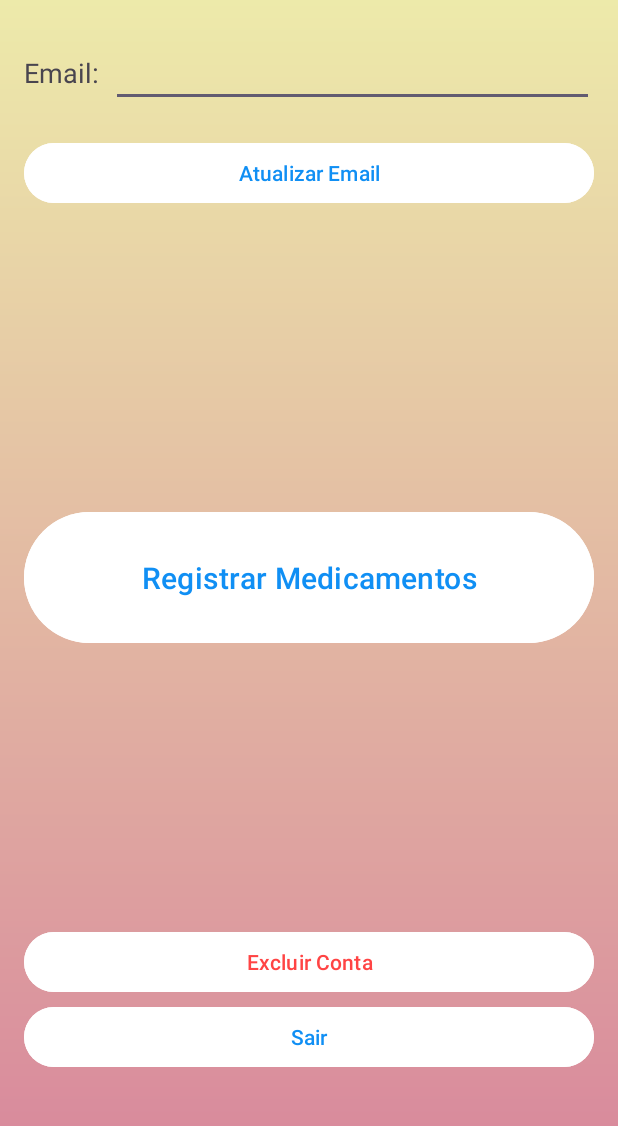
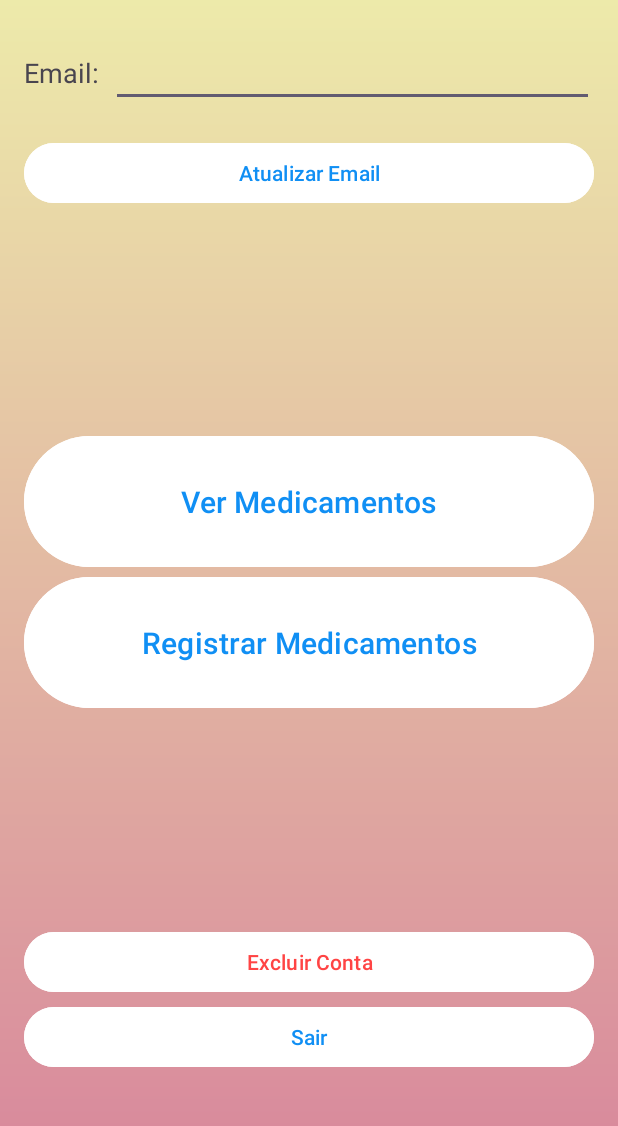
Before and after one commit to Bedablin/projetoquinta, an Android app: the menuCuidador screen opened directly, with no data from a screen before it, on a phone screen of 412 x 824 dp. Shown: the top 1126 px of the screen. Run offline under Robolectric (Android 15) with nearby library versions, the phone set to English and light mode, and no system bars; our stand-ins replace Firebase (no records; nobody signed in at launch, a user with empty details on screens opened directly).

Commit message:
lista de medicamentos do criador

```diff
--- a/app/src/main/AndroidManifest.xml
+++ b/app/src/main/AndroidManifest.xml
@@ -13,6 +13,9 @@
         android:supportsRtl="true"
         android:theme="@style/Theme.Idosologin"
         tools:targetApi="31">
+        <activity
+            android:name=".Medicamentos"
+            android:exported="false" />
         <activity
             android:name=".registroMed"
             android:exported="false" />
--- a/app/src/main/java/com/example/idosologin/menuCuidador.kt
+++ b/app/src/main/java/com/example/idosologin/menuCuidador.kt
@@ -23,6 +23,7 @@ class menuCuidador : AppCompatActivity() {
     private lateinit var deleteAccountButton: Button
     private lateinit var logoutButton: Button
     private lateinit var medRegButton: Button
+    private lateinit var medButton: Button
 
     val db = FirebaseFirestore.getInstance()
 
@@ -39,6 +40,7 @@ class menuCuidador : AppCompatActivity() {
         deleteAccountButton = findViewById(R.id.btnDeleteAccount)
         logoutButton = findViewById(R.id.btnLogout)
         medRegButton = findViewById(regMedbtn2)
+        medButton = findViewById(R.id.Medbtn2)
 
 
 
@@ -81,6 +83,11 @@ class menuCuidador : AppCompatActivity() {
             firebaseAuth.signOut()
             startActivity(Intent(this, MainActivity::class.java))
             finish()
+        }
+
+
+        medButton.setOnClickListener {
+            startActivity(Intent(this, Medicamentos::class.java))
         }
 
         medRegButton.setOnClickListener {
--- a/app/src/main/res/layout/activity_menu_cuidador.xml
+++ b/app/src/main/res/layout/activity_menu_cuidador.xml
@@ -40,11 +40,23 @@
         android:layout_centerHorizontal="true" />
 
     <Button
+        android:id="@+id/Medbtn2"
+        android:layout_width="match_parent"
+        android:layout_height="wrap_content"
+        android:layout_below="@id/etUserEmail"
+        android:layout_marginTop="215dp"
+        android:backgroundTint="@color/white"
+        android:padding="30dp"
+        android:text="Ver Medicamentos"
+        android:textColor="#108FF4"
+        android:textSize="20dp" />
+
+    <Button
         android:id="@+id/regMedbtn2"
         android:layout_width="match_parent"
         android:layout_height="wrap_content"
         android:layout_below="@id/etUserEmail"
-        android:layout_marginTop="266dp"
+        android:layout_marginTop="309dp"
         android:backgroundTint="@color/white"
         android:padding="30dp"
         android:text="Registrar Medicamentos"
```
Also changed, not shown: app/src/main/java/com/example/idosologin/Medicamentos.kt (added, +58 -0 lines), app/src/main/res/layout/activity_medicamentos.xml (added, +12 -0 lines).
